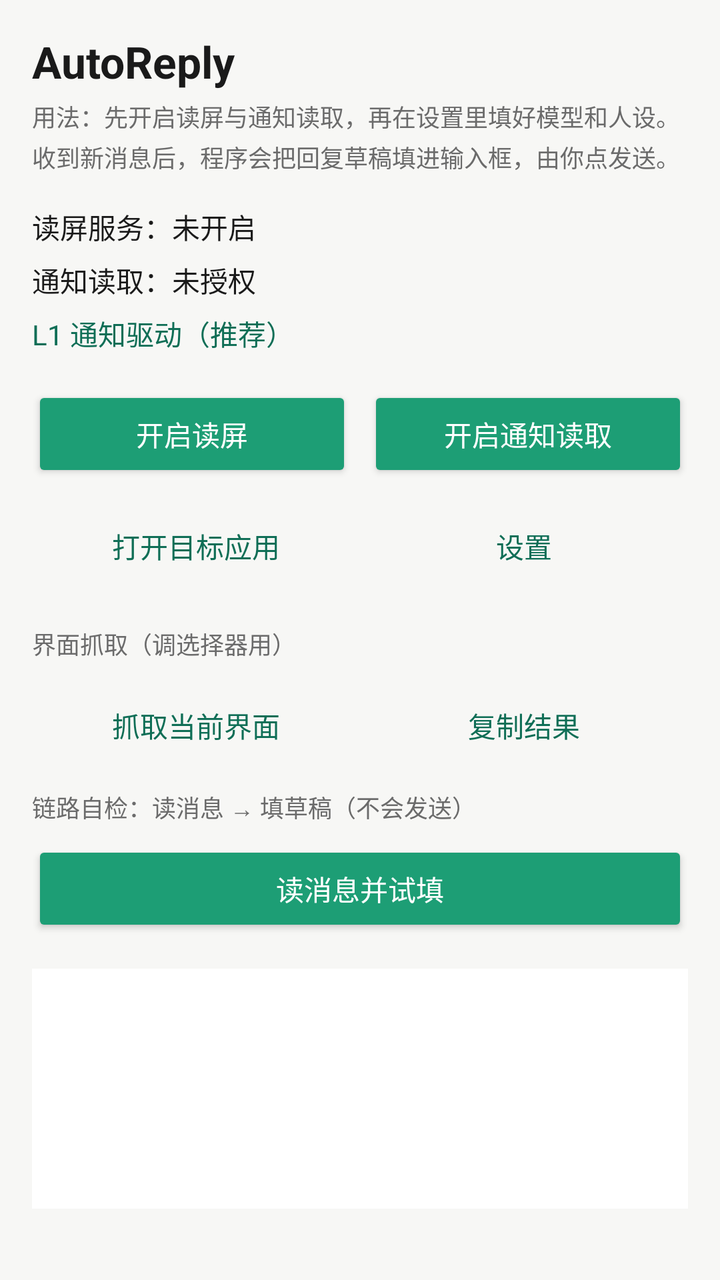
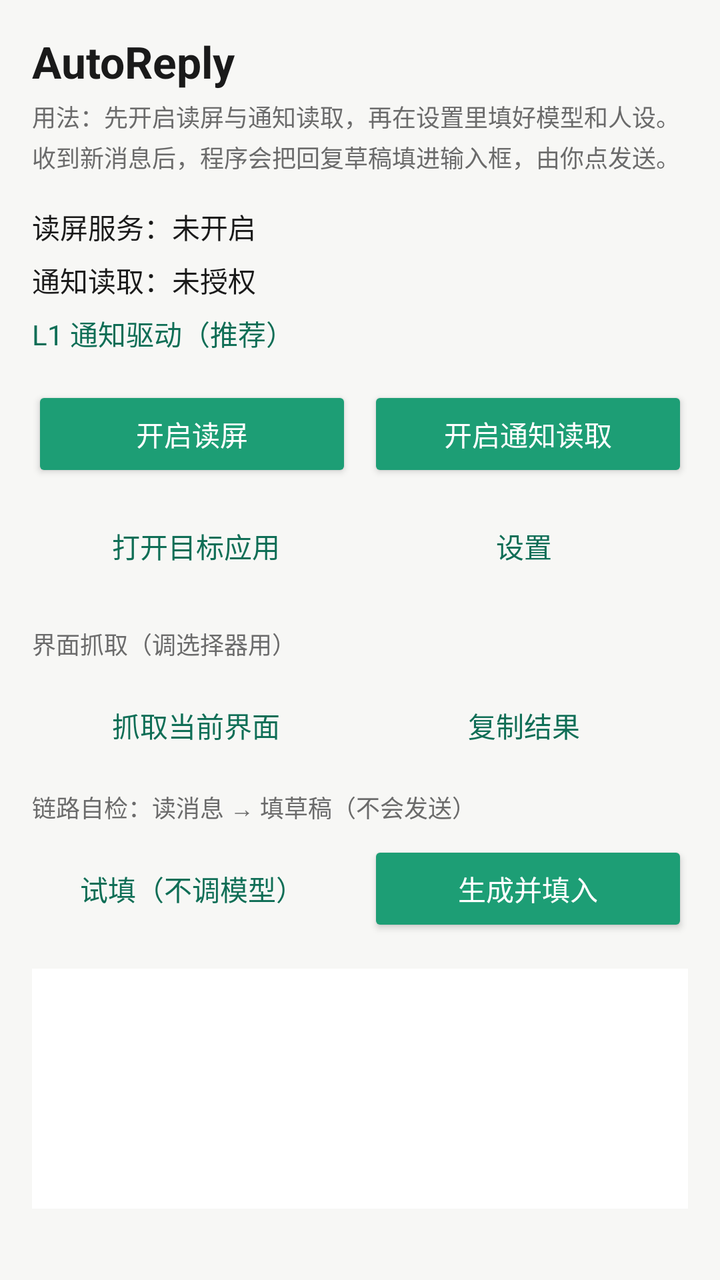

The first picture is an Android layout as it rendered before a commit; the second is the same layout after the commit. The layout source and the unified diff follow.
<!-- AndroidManifest.xml: application theme AppTheme -->
<!-- res/layout/activity_main.xml -->
<?xml version="1.0" encoding="utf-8"?>
<ScrollView xmlns:android="http://schemas.android.com/apk/res/android"
    android:layout_width="match_parent"
    android:layout_height="match_parent"
    android:fillViewport="true">

    <LinearLayout
        android:layout_width="match_parent"
        android:layout_height="wrap_content"
        android:orientation="vertical"
        android:padding="16dp">

        <TextView
            android:id="@+id/title"
            android:layout_width="match_parent"
            android:layout_height="wrap_content"
            android:text="@string/app_name"
            android:textSize="22sp"
            android:textStyle="bold"
            android:textColor="@color/text_primary"
            android:layout_marginBottom="4dp" />

        <TextView
            android:id="@+id/subtitle"
            android:layout_width="match_parent"
            android:layout_height="wrap_content"
            android:text="@string/hint_usage"
            android:textSize="12sp"
            android:textColor="@color/text_secondary"
            android:lineSpacingExtra="3dp"
            android:layout_marginBottom="16dp" />

        <TextView
            android:id="@+id/status_service"
            android:layout_width="match_parent"
            android:layout_height="wrap_content"
            android:text="@string/status_service_off"
            android:textSize="14sp"
            android:textColor="@color/text_primary"
            android:layout_marginBottom="6dp" />

        <TextView
            android:id="@+id/status_notify"
            android:layout_width="match_parent"
            android:layout_height="wrap_content"
            android:text="@string/status_notify_off"
            android:textSize="14sp"
            android:textColor="@color/text_primary"
            android:layout_marginBottom="6dp" />

        <TextView
            android:id="@+id/status_level"
            android:layout_width="match_parent"
            android:layout_height="wrap_content"
            android:text="@string/level_1"
            android:textSize="14sp"
            android:textColor="@color/brand_dark"
            android:layout_marginBottom="16dp" />

        <LinearLayout
            android:layout_width="match_parent"
            android:layout_height="wrap_content"
            android:orientation="horizontal"
            android:layout_marginBottom="8dp">

            <Button
                android:id="@+id/btn_accessibility"
                style="@style/PrimaryButton"
                android:layout_width="0dp"
                android:layout_height="wrap_content"
                android:layout_weight="1"
                android:text="@string/btn_enable_accessibility" />

            <Button
                android:id="@+id/btn_notify"
                style="@style/PrimaryButton"
                android:layout_width="0dp"
                android:layout_height="wrap_content"
                android:layout_weight="1"
                android:layout_marginStart="8dp"
                android:text="@string/btn_enable_notify" />
        </LinearLayout>

        <LinearLayout
            android:layout_width="match_parent"
            android:layout_height="wrap_content"
            android:orientation="horizontal"
            android:layout_marginBottom="16dp">

            <Button
                android:id="@+id/btn_open_target"
                style="@style/GhostButton"
                android:layout_width="0dp"
                android:layout_height="wrap_content"
                android:layout_weight="1"
                android:text="@string/btn_open_target" />

            <Button
                android:id="@+id/btn_settings"
                style="@style/GhostButton"
                android:layout_width="0dp"
                android:layout_height="wrap_content"
                android:layout_weight="1"
                android:text="@string/btn_settings" />
        </LinearLayout>

        <TextView
            android:id="@+id/label_dump"
            android:layout_width="match_parent"
            android:layout_height="wrap_content"
            android:text="界面抓取（调选择器用）"
            android:textSize="12sp"
            android:textColor="@color/text_secondary"
            android:layout_marginBottom="8dp" />

        <LinearLayout
            android:layout_width="match_parent"
            android:layout_height="wrap_content"
            android:orientation="horizontal"
            android:layout_marginBottom="8dp">

            <Button
                android:id="@+id/btn_dump"
                style="@style/GhostButton"
                android:layout_width="0dp"
                android:layout_height="wrap_content"
                android:layout_weight="1"
                android:text="@string/btn_dump" />

            <Button
                android:id="@+id/btn_copy"
                style="@style/GhostButton"
                android:layout_width="0dp"
                android:layout_height="wrap_content"
                android:layout_weight="1"
                android:text="@string/btn_copy" />
        </LinearLayout>

        <TextView
            android:id="@+id/label_probe"
            android:layout_width="match_parent"
            android:layout_height="wrap_content"
            android:text="链路自检：读消息 → 填草稿（不会发送）"
            android:textSize="12sp"
            android:textColor="@color/text_secondary"
            android:layout_marginBottom="8dp" />

        <Button
            android:id="@+id/btn_probe"
            style="@style/PrimaryButton"
            android:layout_width="match_parent"
            android:layout_height="wrap_content"
            android:layout_marginBottom="16dp"
            android:text="@string/btn_probe" />

        <TextView
            android:id="@+id/output"
            android:layout_width="match_parent"
            android:layout_height="wrap_content"
            android:minHeight="120dp"
            android:background="@color/surface"
            android:padding="12dp"
            android:textSize="11sp"
            android:textColor="@color/text_primary"
            android:fontFamily="monospace"
            android:textIsSelectable="true" />

    </LinearLayout>
</ScrollView>
<!-- resources referenced by this layout -->
<resources>
  <color name="brand_dark">#0F6E56</color>
  <color name="surface">#FFFFFF</color>
  <color name="text_primary">#1A1A1A</color>
  <color name="text_secondary">#6B6B6B</color>
  <string name="app_name">AutoReply</string>
  <string name="btn_copy">复制结果</string>
  <string name="btn_dump">抓取当前界面</string>
  <string name="btn_enable_accessibility">开启读屏</string>
  <string name="btn_enable_notify">开启通知读取</string>
  <string name="btn_open_target">打开目标应用</string>
  <string name="btn_probe">读消息并试填</string>
  <string name="btn_settings">设置</string>
  <string name="hint_usage">用法：先开启读屏与通知读取，再在设置里填好模型和人设。收到新消息后，程序会把回复草稿填进输入框，由你点发送。</string>
  <string name="level_1">L1 通知驱动（推荐）</string>
  <string name="status_notify_off">通知读取：未授权</string>
  <string name="status_service_off">读屏服务：未开启</string>
  <style name="GhostButton" parent="@android:style/Widget.Material.Button.Borderless">
          <item name="android:textColor">@color/brand_dark</item>
      </style>
  <style name="PrimaryButton" parent="@android:style/Widget.Material.Button">
          <item name="android:backgroundTint">@color/brand</item>
          <item name="android:textColor">#FFFFFF</item>
      </style>
  <style name="AppTheme" parent="@android:style/Theme.Material.Light.NoActionBar">
          <item name="android:colorPrimary">@color/brand</item>
          <item name="android:colorPrimaryDark">@color/brand_dark</item>
          <item name="android:colorAccent">@color/brand</item>
          <item name="android:windowBackground">@color/bg</item>
          <item name="android:statusBarColor">@color/brand_dark</item>
          <item name="android:textColorPrimary">@color/text_primary</item>
          <item name="android:textColorSecondary">@color/text_secondary</item>
      </style>
  <color name="brand">#1D9E75</color>
  <color name="bg">#F7F7F5</color>
</resources>

<!-- the commit's change to res/layout/activity_main.xml (unified diff, before → after) -->
@@ -145,13 +145,29 @@
             android:textColor="@color/text_secondary"
             android:layout_marginBottom="8dp" />
 
-        <Button
-            android:id="@+id/btn_probe"
-            style="@style/PrimaryButton"
+        <LinearLayout
             android:layout_width="match_parent"
             android:layout_height="wrap_content"
-            android:layout_marginBottom="16dp"
-            android:text="@string/btn_probe" />
+            android:orientation="horizontal"
+            android:layout_marginBottom="16dp">
+
+            <Button
+                android:id="@+id/btn_probe"
+                style="@style/GhostButton"
+                android:layout_width="0dp"
+                android:layout_height="wrap_content"
+                android:layout_weight="1"
+                android:text="@string/btn_probe" />
+
+            <Button
+                android:id="@+id/btn_generate"
+                style="@style/PrimaryButton"
+                android:layout_width="0dp"
+                android:layout_height="wrap_content"
+                android:layout_weight="1"
+                android:layout_marginStart="8dp"
+                android:text="@string/btn_generate" />
+        </LinearLayout>
 
         <TextView
             android:id="@+id/output"
<!-- resource entries referenced after the edit -->
@@ -9,8 +9,9 @@
   <string name="btn_dump">抓取当前界面</string>
   <string name="btn_enable_accessibility">开启读屏</string>
   <string name="btn_enable_notify">开启通知读取</string>
+  <string name="btn_generate">生成并填入</string>
   <string name="btn_open_target">打开目标应用</string>
-  <string name="btn_probe">读消息并试填</string>
+  <string name="btn_probe">试填（不调模型）</string>
   <string name="btn_settings">设置</string>
   <string name="hint_usage">用法：先开启读屏与通知读取，再在设置里填好模型和人设。收到新消息后，程序会把回复草稿填进输入框，由你点发送。</string>
   <string name="level_1">L1 通知驱动（推荐）</string>
